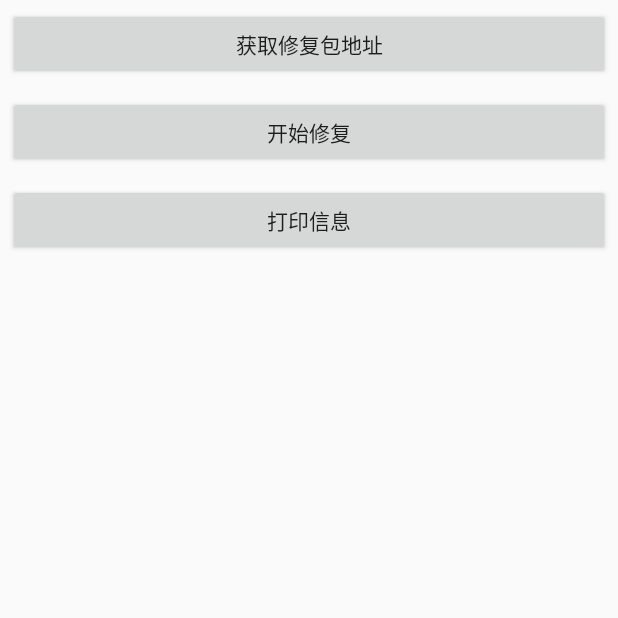
After one commit to maogen/maflibrary, an Android app: the HotFixActivity screen opened directly, with no data from a screen before it, on a phone screen of 412 x 824 dp, the top half of it. The commit adds this screen. Run offline under Robolectric (Android 15) with nearby library versions, the phone set to English and light mode, and no system bars; libraries missing offline, so code that uses them is left out: com.alipay.euler, org.xutils.common.

Commit message:
热修复测试

```diff
--- a/app/src/main/AndroidManifest.xml
+++ b/app/src/main/AndroidManifest.xml
@@ -92,6 +92,11 @@
             android:name="com.maf.zxing.CaptureActivity"
             android:screenOrientation="portrait"
             android:theme="@style/AppTheme.NoActionBar" />
+        <activity
+            android:name="com.maf.base.activity.HotFixActivity"
+            android:screenOrientation="portrait"
+            android:theme="@style/AppTheme.NoActionBar" />
+
     </application>
 
 </manifest>
--- /dev/null
+++ b/app/src/main/java/com/maf/base/activity/HotFixActivity.java
@@ -0,0 +1,221 @@
+package com.maf.base.activity;
+
+import android.view.View;
+import android.widget.Button;
+
+import com.alipay.euler.andfix.patch.PatchManager;
+import com.google.gson.reflect.TypeToken;
+import com.maf.activity.BaseBackActivity;
+import com.maf.base.bean.PatchBean;
+import com.maf.git.GsonUtils;
+import com.maf.net.XAPIServiceCallBack;
+import com.maf.net.XAPIServiceListener;
+import com.maf.net.XBaseAPIUtils;
+import com.maf.utils.BaseToast;
+import com.maf.utils.DialogUtil;
+import com.maf.utils.FileUtils;
+import com.maf.utils.LogUtils;
+import com.maf.utils.StringUtils;
+
+import org.xutils.common.Callback;
+
+import java.io.File;
+import java.io.IOException;
+import java.text.DecimalFormat;
+import java.util.HashMap;
+import java.util.Map;
+
+import maf.com.mafproject.BuildConfig;
+import maf.com.mafproject.R;
+
+/**
+ * 项目名称：maflibrary
+ * 类描述：热修复测试activity
+ * 创建人：mzg
+ * 创建时间：2016/10/9 17:32
+ * 修改人：mzg
+ * 修改时间：2016/10/9 17:32
+ * 修改备注：
+ */
+public class HotFixActivity extends BaseBackActivity {
+    private Button btnGetPath;// 获取修复包路劲
+    private Button btnFix;// 修复
+    private Button btnPrint;// 打印消息
+    //热修复工具
+    private PatchManager patchManager;
+    // 热修复插件地址
+    private String patchPath;
+    // 热修复后台地址
+    private String patchBaseUrl = "http://192.168.1.176:8089/HotFixWebservice/";
+    // 热修复后台地址
+    private String patchAction = "getPatchPath.do";
+    // 插件下载到本地的地址
+    private String filePath;
+
+    @Override
+    protected int getLayoutResId() {
+        return R.layout.activity_hotfix;
+    }
+
+    @Override
+    protected void initView() {
+        btnGetPath = (Button) findViewById(R.id.btn_get_patch_path);
+        btnFix = (Button) findViewById(R.id.btn_start_fix);
+        btnPrint = (Button) findViewById(R.id.btn_print);
+    }
+
+    @Override
+    protected void initEvent() {
+        btnGetPath.setOnClickListener(this);
+        btnFix.setOnClickListener(this);
+        btnPrint.setOnClickListener(this);
+    }
+
+    @Override
+    protected void initValue() {
+    }
+
+    @Override
+    public void onClick(View v) {
+        switch (v.getId()) {
+            case R.id.btn_get_patch_path:
+                requestPatch();
+                break;
+            case R.id.btn_start_fix:
+                // 开始修复
+                if (StringUtils.isEmpty(filePath)) {
+                    BaseToast.makeTextShort("插件地址为空，插件未下载");
+                } else if (!new File(filePath).exists()) {
+                    BaseToast.makeTextShort("插件未找到：" + filePath);
+                } else {
+                    BaseToast.makeTextShort("开始修复");
+                    try {
+                        patchManager.addPatch(filePath);
+                        BaseToast.makeTextShort("修复成功");
+                    } catch (IOException e) {
+                        e.printStackTrace();
+                        BaseToast.makeTextShort("修复出现异常");
+                    }
+                }
+                break;
+            case R.id.btn_print:
+                // 打印
+                BaseToast.makeTextShort("bug修复前的版本");
+//                BaseToast.makeTextShort("bug已经被修复");
+                break;
+            default:
+                break;
+        }
+    }
+
+    /**
+     * 请求插件路径
+     */
+    private void requestPatch() {
+        // 获取修复包地址
+        if (patchManager == null) {
+            // 一般在Application中初始化
+            patchManager = new PatchManager(this);
+            patchManager.init(BuildConfig.VERSION_NAME);
+            patchManager.loadPatch();
+        }
+        DialogUtil.showProgressDialog(this);
+        Map<String, String> map = new HashMap<>();
+        map.put("appversion", BuildConfig.VERSION_NAME);
+        XBaseAPIUtils.post(patchBaseUrl, patchAction, null,
+                map, new XAPIServiceCallBack(new XAPIServiceListener() {
+                    @Override
+                    public void onSuccess(String result) {
+                        LogUtils.d("获取成功：" + result);
+                        PatchBean patchBean = GsonUtils.stringToGson(result, new TypeToken<PatchBean>() {
+                        });
+                        if (patchBean != null && patchBean.isHasNewPatch()) {
+                            patchPath = patchBean.getPatchPath();
+                            // 有新插件，下载插件地址
+//                            DialogUtil.dismissDialog();
+                            BaseToast.makeTextShort("有新插件：" + patchPath);
+                            loadPatch();
+
+                        } else {
+                            patchPath = "";
+                            DialogUtil.dismissDialog();
+                            BaseToast.makeTextShort("无需修复");
+                        }
+                    }
+
+                    @Override
+                    public void onError(String result) {
+                        // 请求错误
+                        LogUtils.d("获取失败：" + result);
+                        patchPath = "";
+                        BaseToast.makeTextShort("获取热修复信息失败");
+                        DialogUtil.dismissDialog();
+                    }
+
+                    @Override
+                    public void onFinished() {
+
+                    }
+                }));
+    }
+
+    /**
+     * 下载插件
+     */
+    private void loadPatch() {
+        if (StringUtils.isEmpty(patchPath)) {
+            LogUtils.d("插件地址为空");
+            return;
+        }
+        if (!patchPath.startsWith("http")) {
+            // 插件地址不是http开头的，凭借
+            patchPath = patchBaseUrl + patchPath;
+        }
+        File file = new File(patchPath);
+        String fileName = file.getName();
+        filePath = FileUtils.getFilePath(fileName);
+        XBaseAPIUtils.loadFile(patchPath, filePath, new Callback.ProgressCallback<File>() {
+            @Override
+            public void onWaiting() {
+
+            }
+
+            @Override
+            public void onStarted() {
+                LogUtils.d("开始下载文件");
+                BaseToast.makeTextShort("开始下载热修复插件");
+            }
+
+            @Override
+            public void onLoading(long total, long current, boolean isDownloading) {
+                float p = current / (float) total * 100;
+                DecimalFormat format = new DecimalFormat("#.00");
+                LogUtils.d("文件下载进度:" + format.format(p) + "%");
+            }
+
+            @Override
+            public void onSuccess(File result) {
+                filePath = result.getAbsolutePath();
+                LogUtils.d("文件下载成功：" + filePath);
+                BaseToast.makeTextShort("插件下载成功");
+            }
+
+            @Override
+            public void onError(Throwable ex, boolean isOnCallback) {
+                LogUtils.d("文件下载失败");
+                ex.printStackTrace();
+                BaseToast.makeTextShort("插件下载失败");
+            }
+
+            @Override
+            public void onCancelled(CancelledException cex) {
+
+            }
+
+            @Override
+            public void onFinished() {
+                DialogUtil.dismissDialog();
+            }
+        });
+    }
+}
--- a/app/src/main/java/com/maf/base/activity/NetActivity.java
+++ b/app/src/main/java/com/maf/base/activity/NetActivity.java
@@ -2,7 +2,6 @@ package com.maf.base.activity;
 
 import android.view.View;
 
-import com.google.gson.Gson;
 import com.google.gson.reflect.TypeToken;
 import com.maf.activity.BaseCustomSwipeRefreshActivity;
 import com.maf.base.bean.BaseRequestBean;
@@ -98,7 +97,7 @@ public class NetActivity extends BaseCustomSwipeRefreshActivity {
             public void onFinished() {
                 finishRefresh();
             }
-        }, "api/Store/GetStores", null);
+        }, "api/Store/GetStores", null, null);
     }
 
 }
--- a/app/src/main/java/com/maf/base/application/MAFProjectApplication.java
+++ b/app/src/main/java/com/maf/base/application/MAFProjectApplication.java
@@ -13,7 +13,10 @@ public class MAFProjectApplication extends BaseApplication {
     public void onCreate() {
         super.onCreate();
         startLeakCanary(true);
+        // 工具类调用
         FileUtils.initDir();
+        // 应用崩溃初始化
 //        CrashHandler.getInstance().init(this);
+
     }
 }
--- /dev/null
+++ b/app/src/main/res/layout/activity_hotfix.xml
@@ -0,0 +1,27 @@
+<?xml version="1.0" encoding="utf-8"?>
+<LinearLayout xmlns:android="http://schemas.android.com/apk/res/android"
+    android:layout_width="match_parent"
+    android:layout_height="match_parent"
+    android:orientation="vertical">
+
+    <Button
+        android:id="@+id/btn_get_patch_path"
+        android:layout_width="match_parent"
+        android:layout_height="wrap_content"
+        android:layout_margin="5dp"
+        android:text="获取修复包地址" />
+
+    <Button
+        android:id="@+id/btn_start_fix"
+        android:layout_width="match_parent"
+        android:layout_height="wrap_content"
+        android:layout_margin="5dp"
+        android:text="开始修复" />
+
+    <Button
+        android:id="@+id/btn_print"
+        android:layout_width="match_parent"
+        android:layout_height="wrap_content"
+        android:layout_margin="5dp"
+        android:text="打印信息" />
+</LinearLayout>
--- a/app/src/main/res/values/strings.xml
+++ b/app/src/main/res/values/strings.xml
@@ -12,6 +12,7 @@
     <string name="into_collapsing">收缩效果测试</string>
     <string name="into_sort">索引列表测试</string>
     <string name="into_code">二维码测试</string>
+    <string name="into_hot_fix">热修复测试</string>
 
     <!-- activity_toast.xml -->
     <string name="toast_short">显示ShortToast</string>
--- a/maflibrary/src/main/java/com/maf/application/BaseApplication.java
+++ b/maflibrary/src/main/java/com/maf/application/BaseApplication.java
@@ -36,7 +36,6 @@ public class BaseApplication extends MultiDexApplication {
         _application = getApplicationContext();
         initDB();
         initImageLoader();
-        initLeakCanary();
         initXUtils();
 
         FileUtils.initDir();
@@ -101,5 +100,6 @@ public class BaseApplication extends MultiDexApplication {
      */
     public void startLeakCanary(boolean isStart) {
         isStartLeakCanary = isStart;
+        initLeakCanary();
     }
 }
```
Also changed, not shown: app/build.gradle (+17 -0 lines), app/src/main/java/com/maf/base/activity/MainActivity.java (+14 -28 lines), app/src/main/java/com/maf/base/bean/PatchBean.java (added, +33 -0 lines), app/src/main/java/com/maf/base/util/HotFixUtils.java (added, +16 -0 lines), app/src/main/res/layout/activity_main.xml (+7 -0 lines), maflibrary/src/main/java/com/maf/net/XAPIServiceUtils.java (+26 -12 lines), maflibrary/src/main/java/com/maf/net/XBaseAPIUtils.java (+61 -30 lines), maflibrary/src/main/java/com/maf/permission/AppPermissionUtil.java (+48 -6 lines), maflibrary/src/main/java/com/maf/utils/FileUtils.java (+15 -0 lines), 1 other file.
